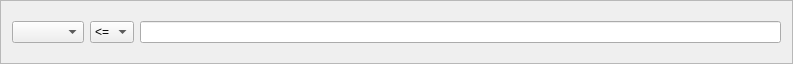
Above: src/ui/FilterWidget.ui from Corwinian/diagram-grant before the change. Below: the same form after it.
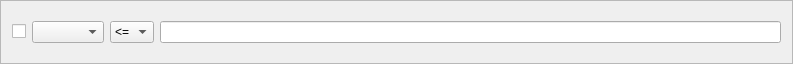
That is the form after the change.

Commit message: добавил возможность блокировать фильтр что бы тот участвовал (или не участвовал) в фильтрации, по умолчанию фильтр отключон

Diff of the .ui file:
```diff
--- a/src/ui/FilterWidget.ui
+++ b/src/ui/FilterWidget.ui
@@ -20,6 +20,18 @@
    <enum>QFrame::Raised</enum>
   </property>
   <layout class="QHBoxLayout" name="horizontalLayout">
+   <item>
+    <widget class="QCheckBox" name="checkBox">
+     <property name="font">
+      <font>
+       <pointsize>10</pointsize>
+      </font>
+     </property>
+     <property name="text">
+      <string/>
+     </property>
+    </widget>
+   </item>
    <item>
     <widget class="QComboBox" name="cbColumns">
      <property name="sizePolicy">
```
The commit also changes 2 other files.
